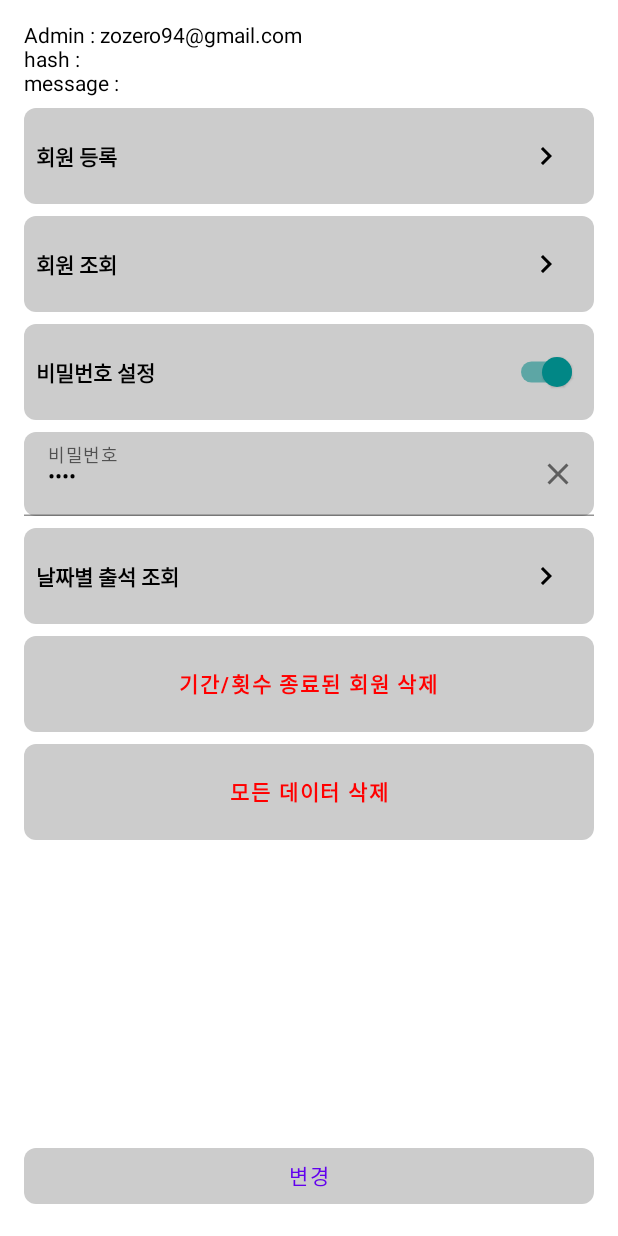
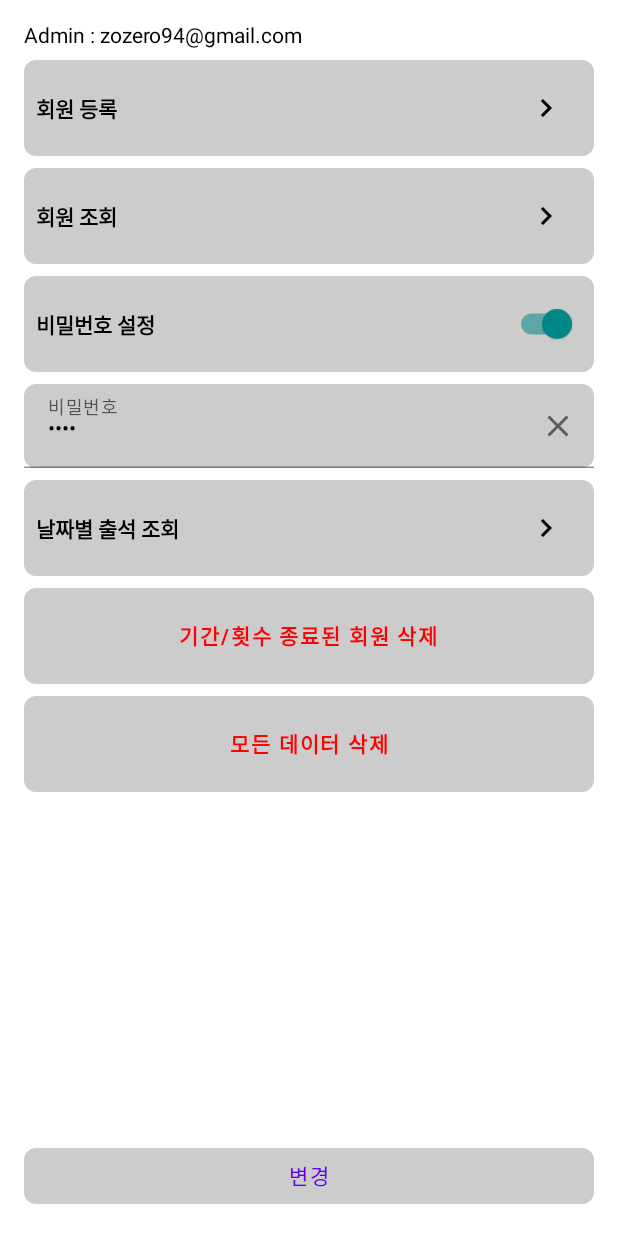
Before and after one commit to zozero94/Team1llusion, an Android app built with Jetpack Compose: the @Preview function Preview, on a phone screen of 412 x 824 dp. Run offline under Robolectric (Android 15) with nearby library versions, the phone set to English and light mode, and no system bars; our stand-ins replace Dagger/Hilt's generated code.

Commit message:
디버그정보 감추기

```diff
--- a/app/src/main/java/team/illusion/ui/admin/AdminScreen.kt
+++ b/app/src/main/java/team/illusion/ui/admin/AdminScreen.kt
@@ -2,6 +2,7 @@ package team.illusion.ui.admin
 
 import android.R
 import androidx.compose.animation.AnimatedVisibility
+import androidx.compose.foundation.clickable
 import androidx.compose.foundation.layout.Arrangement
 import androidx.compose.foundation.layout.Column
 import androidx.compose.foundation.layout.fillMaxSize
@@ -40,6 +41,7 @@ fun AdminScreen(uiState: AdminUiState, event: (AdminEvent) -> Unit) {
     val maxPasswordCount = LocalMaxPasswordCount.current
     var password by rememberSaveable(uiState.password) { mutableStateOf(uiState.password) }
     var deleteOptions by rememberSaveable { mutableStateOf<DeleteOptions?>(null) }
+    var debugVisibility by rememberSaveable { mutableStateOf(false) }
 
     deleteOptions?.let { option ->
         AlertDialog(
@@ -77,12 +79,18 @@ fun AdminScreen(uiState: AdminUiState, event: (AdminEvent) -> Unit) {
             verticalArrangement = Arrangement.spacedBy(8.dp)
         ) {
             Text(
-                text = buildAnnotatedString {
-                    appendLine("Admin : ${uiState.currentAdminEmail}")
-                    appendLine("hash : ${BuildConfig.GIT_COMMIT_HASH}")
-                    append("message : ${BuildConfig.GIT_COMMIT_MESSAGE}")
-                }
+                modifier = Modifier.clickable { debugVisibility = !debugVisibility },
+                text = "Admin : ${uiState.currentAdminEmail}"
             )
+            AnimatedVisibility(visible = debugVisibility) {
+                Text(
+                    text = buildAnnotatedString {
+                        appendLine()
+                        appendLine("hash : ${BuildConfig.GIT_COMMIT_HASH}")
+                        append("message : ${BuildConfig.GIT_COMMIT_MESSAGE}")
+                    }
+                )
+            }
 
             SettingItem(text = "회원 등록") { event(AdminEvent.ClickMemberRegister) }
             SettingItem(text = "회원 조회") { event(AdminEvent.ClickMemberSearch) }
```
